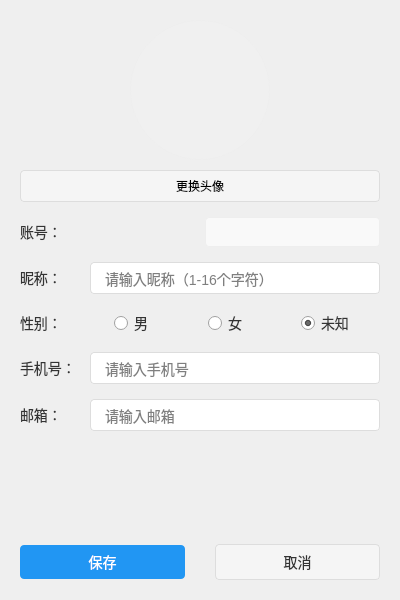
Qt form profileRefreshdialog.ui (sheldonshi115/Flight_Tickets_System-FlyOver-) before a commit.
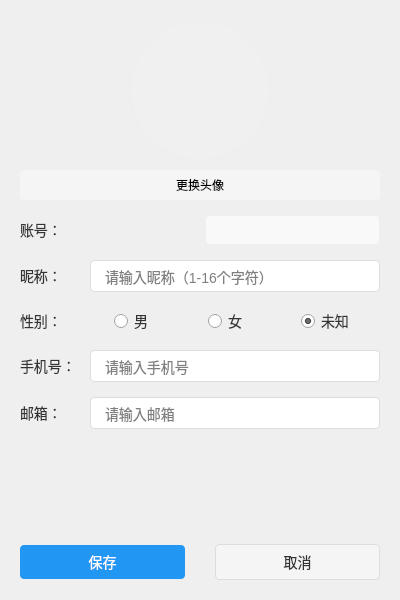
The same form after that commit.

Commit message: 优化主窗口，修复按钮显示问题

What changed in the file:
```diff
--- a/profileRefreshdialog.ui
+++ b/profileRefreshdialog.ui
@@ -65,7 +65,7 @@
      <item>
       <widget class="QPushButton" name="btnChangeAvatar">
        <property name="styleSheet">
-        <string notr="true">padding: 6px 12px; background: #f5f5f5; border: 1px solid #ddd; border-radius: 4px;</string>
+        <string notr="true">padding: 6px 12px; background: #f5f5f5; border: 1px; color: black; solid #ddd; border-radius: 4px;</string>
        </property>
        <property name="text">
         <string>更换头像</string>
```
The commit also changes 6 other files.
